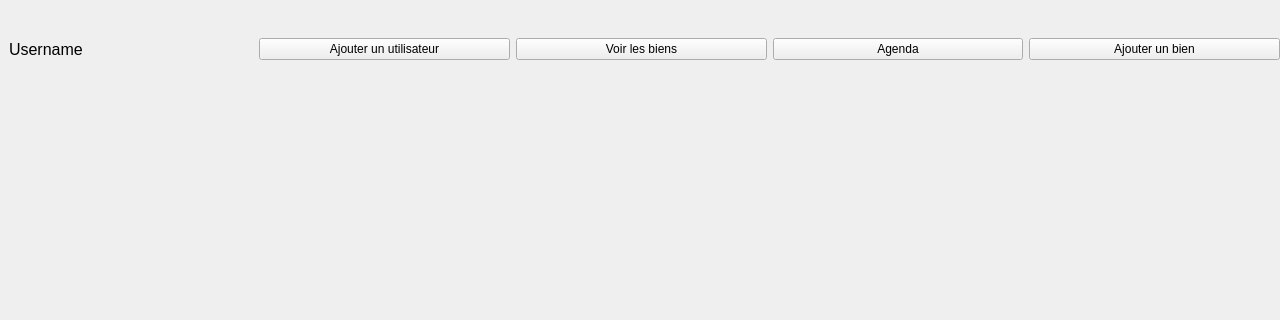
The window that core/GUI/interface.ui (LixNew2/Grimmo) describes before a commit, drawn with Qt 5; both pictures show x 0 to 1280 and y 0 to 320 of the 1280 by 720 pixel window.
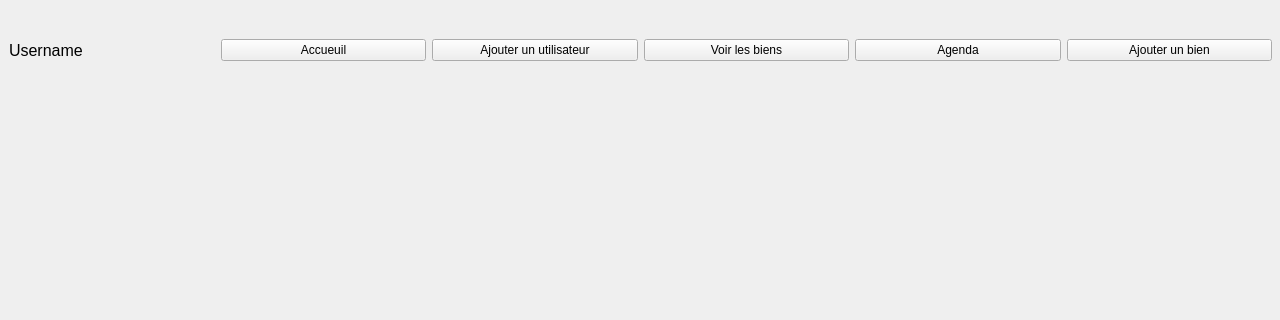
The same window after the commit. The open tabs and pages were chosen to show the change.

```diff
--- a/core/GUI/interface.ui
+++ b/core/GUI/interface.ui
@@ -17,10 +17,10 @@
    <widget class="QStackedWidget" name="pages">
     <property name="geometry">
      <rect>
-      <x>-1</x>
-      <y>-1</y>
+      <x>0</x>
+      <y>100</y>
       <width>1281</width>
-      <height>721</height>
+      <height>631</height>
      </rect>
     </property>
     <property name="currentIndex">
@@ -104,75 +104,17 @@
      </widget>
     </widget>
     <widget class="QWidget" name="home">
-     <widget class="QWidget" name="horizontalLayoutWidget">
-      <property name="geometry">
-       <rect>
-        <x>260</x>
-        <y>10</y>
-        <width>1021</width>
-        <height>80</height>
-       </rect>
-      </property>
-      <layout class="QHBoxLayout" name="horizontalLayout">
-       <item>
-        <widget class="QPushButton" name="add_user_home">
-         <property name="text">
-          <string>Ajouter un utilisateur</string>
-         </property>
-        </widget>
-       </item>
-       <item>
-        <widget class="QPushButton" name="view_home">
-         <property name="text">
-          <string>Voir les biens</string>
-         </property>
-        </widget>
-       </item>
-       <item>
-        <widget class="QPushButton" name="agenda">
-         <property name="text">
-          <string>Agenda</string>
-         </property>
-        </widget>
-       </item>
-       <item>
-        <widget class="QPushButton" name="pushButton">
-         <property name="text">
-          <string>Ajouter un bien</string>
-         </property>
-        </widget>
-       </item>
-      </layout>
-     </widget>
      <widget class="QWidget" name="verticalLayoutWidget_3">
       <property name="geometry">
        <rect>
         <x>0</x>
-        <y>100</y>
+        <y>0</y>
         <width>1281</width>
-        <height>621</height>
+        <height>691</height>
        </rect>
       </property>
       <layout class="QVBoxLayout" name="verticalLayout_3"/>
      </widget>
-     <widget class="QLabel" name="username">
-      <property name="geometry">
-       <rect>
-        <x>10</x>
-        <y>35</y>
-        <width>111</width>
-        <height>31</height>
-       </rect>
-      </property>
-      <property name="font">
-       <font>
-        <pointsize>12</pointsize>
-       </font>
-      </property>
-      <property name="text">
-       <string>Username</string>
-      </property>
-     </widget>
     </widget>
     <widget class="QWidget" name="add_agent">
      <widget class="QWidget" name="verticalLayoutWidget_2">
@@ -274,6 +216,68 @@
      </widget>
     </widget>
    </widget>
+   <widget class="QFrame" name="top_menu">
+    <property name="enabled">
+     <bool>true</bool>
+    </property>
+    <property name="geometry">
+     <rect>
+      <x>0</x>
+      <y>10</y>
+      <width>1281</width>
+      <height>80</height>
+     </rect>
+    </property>
+    <layout class="QHBoxLayout" name="menu">
+     <item>
+      <widget class="QLabel" name="username">
+       <property name="font">
+        <font>
+         <pointsize>12</pointsize>
+        </font>
+       </property>
+       <property name="text">
+        <string>Username</string>
+       </property>
+      </widget>
+     </item>
+     <item>
+      <widget class="QPushButton" name="home_home">
+       <property name="text">
+        <string>Accueuil</string>
+       </property>
+      </widget>
+     </item>
+     <item>
+      <widget class="QPushButton" name="add_user_home">
+       <property name="text">
+        <string>Ajouter un utilisateur</string>
+       </property>
+      </widget>
+     </item>
+     <item>
+      <widget class="QPushButton" name="view_home">
+       <property name="text">
+        <string>Voir les biens</string>
+       </property>
+      </widget>
+     </item>
+     <item>
+      <widget class="QPushButton" name="agenda">
+       <property name="text">
+        <string>Agenda</string>
+       </property>
+      </widget>
+     </item>
+     <item>
+      <widget class="QPushButton" name="pushButton">
+       <property name="text">
+        <string>Ajouter un bien</string>
+       </property>
+      </widget>
+     </item>
+    </layout>
+   </widget>
   </widget>
  </widget>
  <resources/>
```
Left out of the diff: 4 changed lines with no effect on the pictures.
